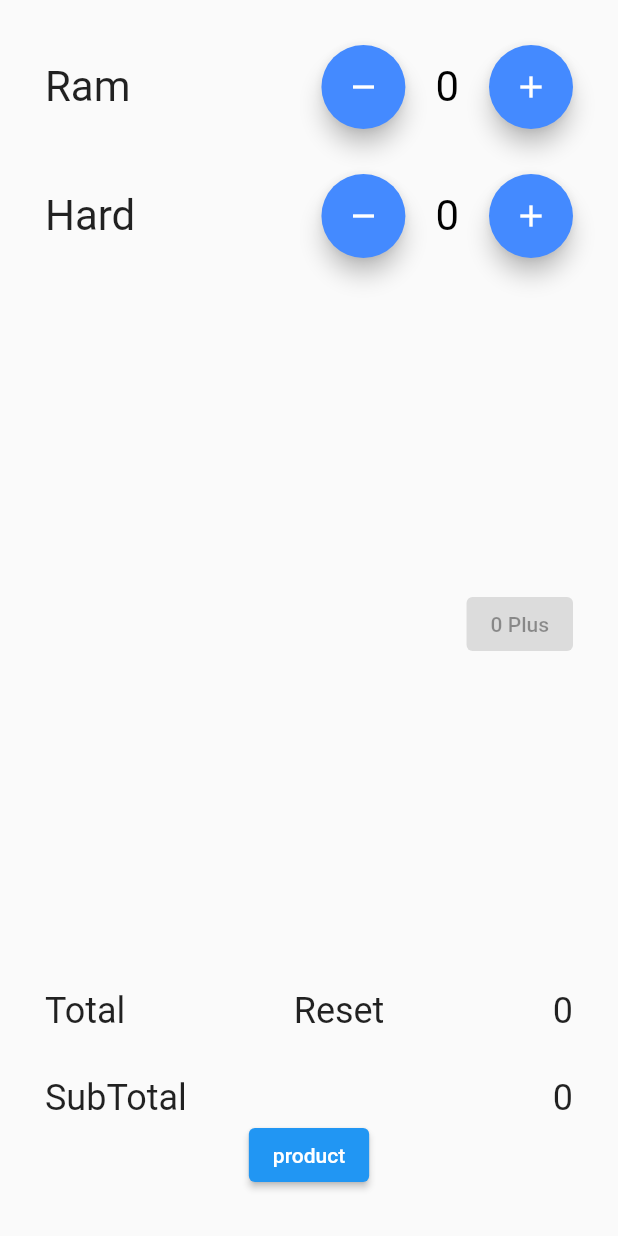
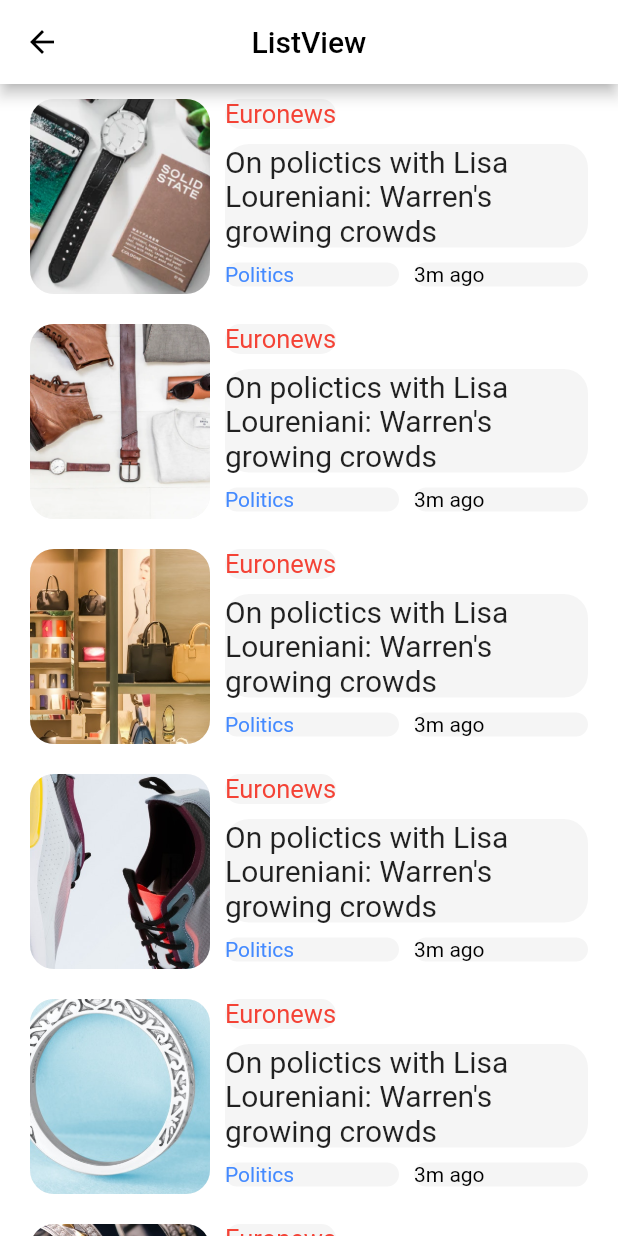
Before and after one commit to haseebzahid1/providerbasic, a Flutter app: the screen it shows after launch, on a phone screen of 412 x 824 dp. Run offline on Flutter 3.47's test engine with Material 2 defaults, Android fonts, the phone set to English and light mode, and no system bars.

Commit message:
Furture delay added list view my

```diff
--- a/lib/main.dart
+++ b/lib/main.dart
@@ -1,9 +1,6 @@
 import 'package:flutter/material.dart';
-import 'package:provider/provider.dart';
-import 'package:providerbasis/provider/home_provider.dart';
-import 'package:providerbasis/provider/item_provider.dart';
-import 'package:providerbasis/screen/homepage.dart';
-import 'package:providerbasis/screen/provider.dart';
+
+import 'package:providerbasis/screen/listview/listview_screen.dart';
 
 void main() {
   runApp(const MyApp());
@@ -15,6 +12,7 @@ class MyApp extends StatelessWidget {
   // This widget is the root of your application.
   @override
   Widget build(BuildContext context) {
+
     return MaterialApp(
       debugShowCheckedModeBanner: false,
       title: 'Flutter Demo',
@@ -23,11 +21,11 @@ class MyApp extends StatelessWidget {
         // is not restarted.
         primarySwatch: Colors.blue,
       ),
-      home: ChangeNotifierProvider.value(
-        value: HomePageProvider(),
-
-        child:  HomePage(),
-      ),
+      home: ListViewScreen(),
+      // home: ChangeNotifierProvider.value(
+      //   value: FormProvider(),
+      //   child:  FormScreen(),
+      // ),
       // home: const HomePage(),
     );
   }
--- /dev/null
+++ b/lib/modal/user.dart
@@ -0,0 +1,12 @@
+
+
+class User{
+   String? userName;
+   String? password;
+
+   ///Constructor
+  User({
+     this.userName,
+    this.password,
+});
+}
--- a/lib/provider/home_provider.dart
+++ b/lib/provider/home_provider.dart
@@ -6,6 +6,8 @@ class HomePageProvider extends ChangeNotifier{
   int totalClick=0;
   int total = 0;
   int subcounter =0;
+
+
 
   void counterReset(){
       counter = 0;
@@ -44,4 +46,5 @@ class HomePageProvider extends ChangeNotifier{
     subTotal();
     notifyListeners();
   }
+
 }
--- /dev/null
+++ b/lib/screen/listview/component/listview_body.dart
@@ -0,0 +1,146 @@
+import 'package:flutter/cupertino.dart';
+import 'package:flutter/material.dart';
+
+import '../../../modal/product.dart';
+
+class ListViewBody extends StatefulWidget {
+  const ListViewBody({Key? key}) : super(key: key);
+
+
+  @override
+  State<ListViewBody> createState() => _ListViewBodyState();
+
+}
+
+class _ListViewBodyState extends State<ListViewBody> {
+  late bool _isDataCalling;
+  @override
+  void initState() {
+    _isDataCalling = true;
+    Future.delayed(Duration(seconds: 3),(){
+      setState(() {
+        _isDataCalling =false;
+      });
+    });
+    super.initState();
+  }
+  @override
+  Widget build(BuildContext context) {
+    final Size size = MediaQuery.of(context).size;
+    return SafeArea(
+      child:_isDataCalling
+          ? listLoading(size)
+          :listData(size),
+    );
+  }
+}
+
+
+Widget listData(Size size){
+  return ListView.builder(
+    physics: BouncingScrollPhysics(),
+    itemCount: productList.length,
+    itemBuilder: (context, index){
+      Product productItem = productList[index];
+      return Container(
+        padding: EdgeInsets.symmetric(vertical: 10,horizontal: 20),
+        width: size.width,
+        child: Column(
+          crossAxisAlignment: CrossAxisAlignment.start,
+          mainAxisAlignment: MainAxisAlignment.start,
+          children: [
+            Row(
+              crossAxisAlignment: CrossAxisAlignment.start,
+              children: [
+                Skelton(choosePadding: false,width: 120,height: 130,child: ClipRRect(
+                    borderRadius: BorderRadius.circular(16),
+                    child: Image.asset(productItem.iamge,fit: BoxFit.cover,)),),
+                SizedBox(width: 10,),
+                Expanded(
+                  child: Column(
+                    crossAxisAlignment: CrossAxisAlignment.start,
+                    children:  [
+                      Skelton(choosePadding: false,child: Text("Euronews",style: TextStyle(fontSize: 17,color: Colors.red),),),
+                      const SizedBox(height: 10,),
+                      Skelton(choosePadding: false,child: Text("On polictics with Lisa Loureniani: Warren's growing crowds",style: TextStyle(fontSize: 20),),),
+                      const SizedBox(height: 10,),
+                      Row(
+                        mainAxisAlignment: MainAxisAlignment.spaceBetween,
+                        children:  [
+                          Expanded(child: Skelton(choosePadding: false,child: Text("Politics",style: TextStyle(color: Colors.blueAccent,),),)),
+                          SizedBox(width: 10,),
+                          Expanded(child: Skelton(choosePadding: false,child: Text("3m ago",style: TextStyle(color: Colors.black),),)),
+                        ],
+                      ),
+                    ],
+                  ),
+                ),
+              ],
+            ),
+          ],
+        ),
+      );
+    },);
+}
+
+
+
+Widget listLoading(Size size){
+  return ListView.builder(
+    physics: BouncingScrollPhysics(),
+    itemCount: 4,
+    itemBuilder: (context, index){
+      return Container(
+        width: size.width,
+        padding: EdgeInsets.symmetric(horizontal: 20,vertical: 10),
+        child: Column(
+          crossAxisAlignment: CrossAxisAlignment.start,
+          mainAxisAlignment: MainAxisAlignment.start,
+          children: [
+            Row(
+              children: [
+                Skelton(width: 120,height: 120,),
+                SizedBox(width: 10,),
+                Expanded(
+                  child: Column(
+                    children: [
+                      Skelton(width: 120,),
+                      SizedBox(height: 10,),
+                      Skelton(),
+                      SizedBox(height: 10,),
+                      Skelton(),
+                    ],
+                  ),
+                )
+              ],
+            ),
+          ],
+        ),
+      );
+    },);
+
+
+}
+
+
+
+class Skelton extends StatelessWidget {
+  final double? width, height;
+  Widget? child;
+  EdgeInsetsGeometry? padding;
+  bool? choosePadding;
+   Skelton({Key? key,this.width ,this.height,this.child,this.padding ,this.choosePadding=true}) : super(key: key);
+  @override
+  Widget build(BuildContext context) {
+    return Container(
+      width: width,
+      height: height,
+      padding:choosePadding== true?EdgeInsets.all(8):EdgeInsets.all(0),
+      decoration: BoxDecoration(
+        color: Colors.black.withOpacity(0.04),
+        borderRadius: BorderRadius.circular(16)
+      ),
+      child: child,
+    );
+  }
+}
--- /dev/null
+++ b/lib/screen/listview/listview_screen.dart
@@ -0,0 +1,26 @@
+import 'package:flutter/material.dart';
+
+import 'component/listview_body.dart';
+
+class ListViewScreen extends StatelessWidget {
+  const ListViewScreen({Key? key}) : super(key: key);
+
+  @override
+  Widget build(BuildContext context) {
+    return Scaffold(
+      backgroundColor: Colors.white,
+      appBar: AppBar(
+        backgroundColor: Colors.white,
+        leading: GestureDetector(
+            onTap: (){
+              Navigator.of(context).pop();
+            },
+            child: Icon(Icons.arrow_back,color: Colors.black,)
+        ),
+        centerTitle: true,
+        title: Text("ListView",style: TextStyle(color: Colors.black),),
+      ),
+      body: ListViewBody(),
+    );
+  }
+}
--- a/lib/screen/product/components/product_body.dart
+++ b/lib/screen/product/components/product_body.dart
@@ -11,7 +11,7 @@ class ProductBody extends StatelessWidget {
     final Size size = MediaQuery.of(context).size;
     return SafeArea(
         child: Container(
-          padding: EdgeInsets.symmetric(horizontal: 20,vertical: 20),
+          padding: EdgeInsets.symmetric(horizontal: 10,vertical: 20),
           width:size.width,
           color: Colors.white,
       child: Column(
@@ -23,8 +23,8 @@ class ProductBody extends StatelessWidget {
                   gridDelegate: SliverGridDelegateWithFixedCrossAxisCount(
                     crossAxisCount: 2,
                     mainAxisSpacing: 20,
-                    crossAxisSpacing: 20,
-                    childAspectRatio: 0.85
+                    crossAxisSpacing: 10,
+                    childAspectRatio: 1.45,
                   ),
                   itemBuilder: (context, index){
                     Product productItem = productList[index];
```
Also changed, not shown: lib/screen/form/component/form_body.dart (added, +103 -0 lines), lib/screen/form/form_screen.dart (added, +108 -0 lines), lib/screen/form/provider/form_provider.dart (added, +81 -0 lines), lib/screen/form/widget/InputFieldSuffixIcon.dart (added, +53 -0 lines), lib/screen/form/widget/inputfield_widget.dart (added, +46 -0 lines), lib/screen/homepage.dart (+20 -3 lines), lib/screen/product/product_mainscreen.dart (+6 -1 lines).
